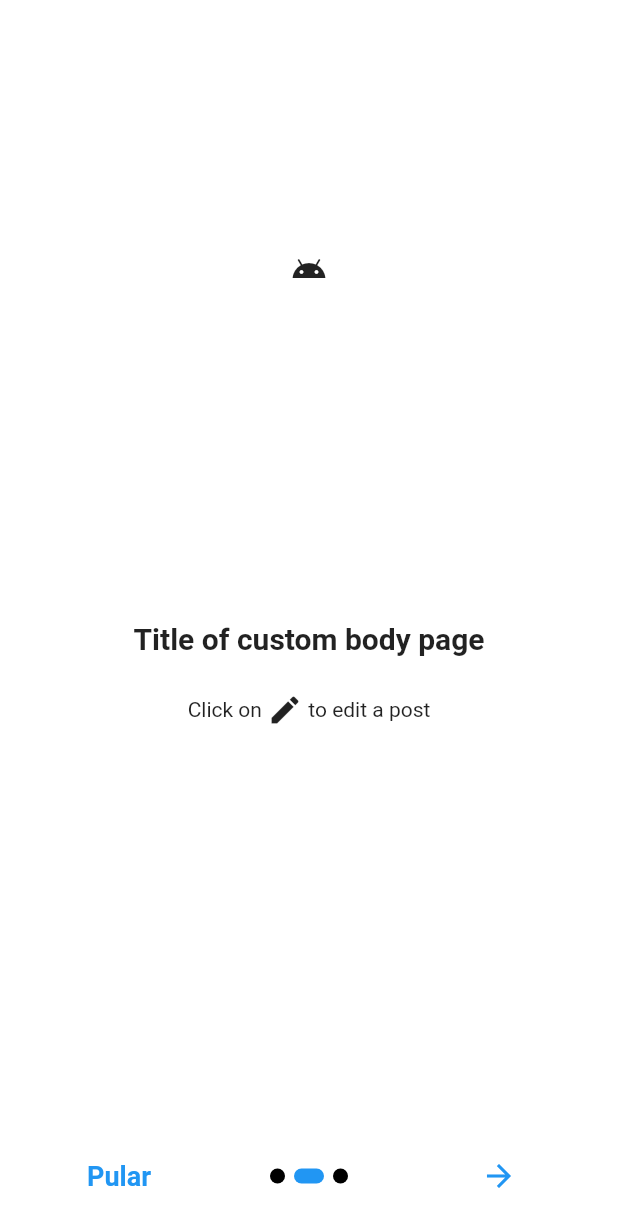
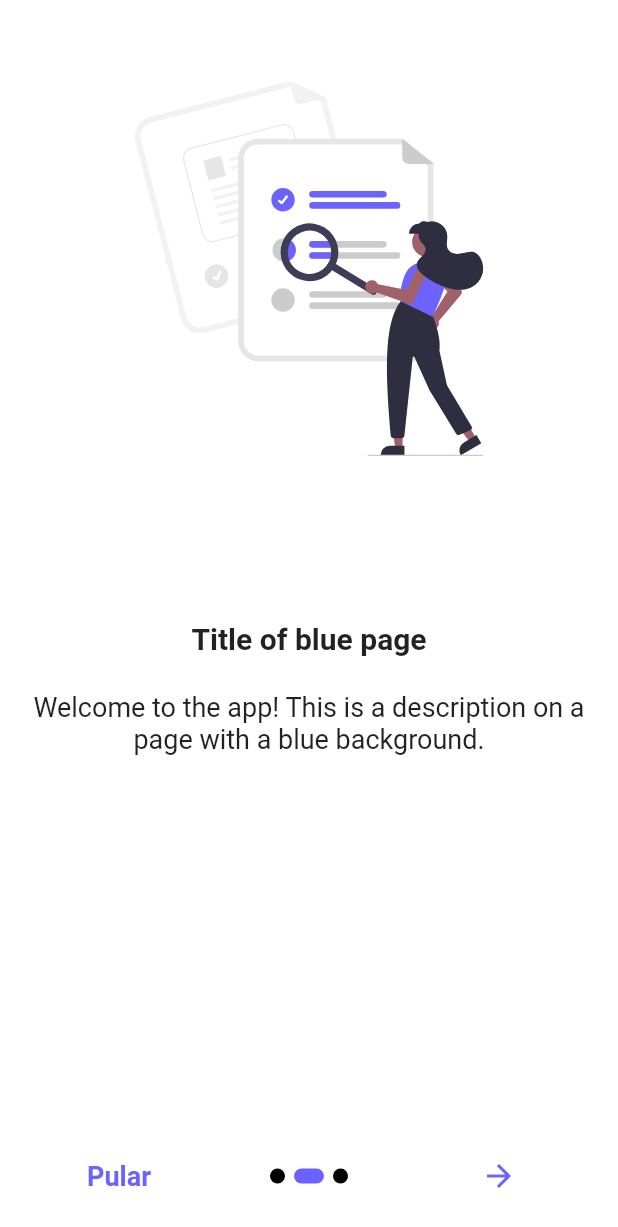
Before and after one commit to YanGraim/login, a Flutter app: the screen it shows after launch, after a tap on the "arrow forward" icon, on a phone screen of 412 x 824 dp. Shown: the top 1227 px of the screen. Run offline on Flutter 3.47's test engine with Material 2 defaults, Android fonts, the phone set to English and light mode, and no system bars; drawn by our look-alikes of introduction_screen; our stand-ins replace flutter_svg, get, get_storage.

```diff
--- a/lib/app/modules/intro/Intro_controller.dart
+++ /dev/null
@@ -1,3 +0,0 @@
-import 'package:get/get.dart';
-
-import 'Intro_controller.dart';
--- a/lib/app/modules/intro/IntroScreen.dart
+++ b/lib/app/modules/intro_screen/intro_page.dart
@@ -1,12 +1,13 @@
 import 'package:flutter/material.dart';
 
+import 'package:flutter_svg/flutter_svg.dart';
 import 'package:get/get.dart';
 import 'package:introduction_screen/introduction_screen.dart';
 
-import 'package:login/app/modules/login/LoginScreen.dart';
+import 'package:login/app/modules/login_screen/login_page.dart';
 
-class Intro extends StatelessWidget {
-  const Intro({super.key});
+class IntroPage extends StatelessWidget {
+  const IntroPage({super.key});
 
   @override
   Widget build(BuildContext context) {
@@ -17,49 +18,50 @@ class Intro extends StatelessWidget {
           scrollPhysics: const BouncingScrollPhysics(),
           pages: [
             PageViewModel(
-              title: "Title of orange text and bold page",
-              body: "This is a description on a page with an orange title and bold, big body.",
-              image: const Center(
-                child: Text("👋", style: TextStyle(fontSize: 100.0)),
+              title: "Title of blue page",
+              body: "Welcome to the app! This is a description on a page with a blue background.",
+              image: Center(
+                child: SvgPicture.asset(
+                  "assets/location.svg",
+                  height: 250,
+                ),
               ),
               decoration: const PageDecoration(
-                titleTextStyle: TextStyle(color: Colors.black),
-                bodyTextStyle: TextStyle(fontWeight: FontWeight.w700, fontSize: 20.0),
+                pageColor: Colors.white,
               ),
             ),
             PageViewModel(
-              title: "Title of custom body page",
-              bodyWidget: const Row(
-                mainAxisAlignment: MainAxisAlignment.center,
-                children: [
-                  Text("Click on "),
-                  Icon(Icons.edit),
-                  Text(" to edit a post"),
-                ],
+              title: "Title of blue page",
+              body: "Welcome to the app! This is a description on a page with a blue background.",
+              image: Center(
+                child: SvgPicture.asset(
+                  "assets/searching.svg",
+                  height: 250,
+                ),
               ),
-              image: const Center(child: Icon(Icons.android)),
+              decoration: const PageDecoration(
+                pageColor: Colors.white,
+              ),
             ),
             PageViewModel(
-              titleWidget: const Text(
-                "TWINS WMS",
-                style: TextStyle(
-                  fontSize: 30,
-                  fontWeight: FontWeight.bold,
+              title: "Title of blue page",
+              body: "Welcome to the app! This is a description on a page with a blue background.",
+              image: Center(
+                child: SvgPicture.asset(
+                  "assets/camera.svg",
+                  height: 250,
                 ),
               ),
-              body: "Escreva mais descrições da pagina. Escreva mais descrições da pagina.",
-              image: Image.asset(
-                "assets/1.png",
-                height: 400,
-                width: 400,
+              decoration: const PageDecoration(
+                pageColor: Colors.white,
               ),
             ),
           ],
           onDone: () {
-            Get.to(const Login());
+            Get.to(LoginPage());
           },
           onSkip: () {
-            Get.to(const Login());
+            Get.to(LoginPage());
           },
           showSkipButton: true,
           skip: const Text(
@@ -67,26 +69,26 @@ class Intro extends StatelessWidget {
             style: TextStyle(
               fontWeight: FontWeight.bold,
               fontSize: 18,
-              color: Colors.blue,
+              color: Color(0xFF6C63FF),
             ),
           ),
           next: const Icon(
             Icons.arrow_forward,
-            color: Colors.blue,
+            color: Color(0xFF6C63FF),
           ),
           done: const Text(
             "Pronto",
             style: TextStyle(
               fontWeight: FontWeight.bold,
               fontSize: 18,
-              color: Colors.blue,
+              color: Color(0xFF6C63FF),
             ),
           ),
           dotsDecorator: DotsDecorator(
             size: const Size.square(10),
             activeSize: const Size(20.0, 10.0),
             color: Colors.black,
-            activeColor: Colors.blue,
+            activeColor: const Color(0xFF6C63FF),
             spacing: const EdgeInsets.symmetric(horizontal: 3.0),
             activeShape: RoundedRectangleBorder(borderRadius: BorderRadius.circular(25)),
           ),
--- a/lib/app/modules/login/Login_binding.dart
+++ /dev/null
@@ -1 +0,0 @@
-import 'package:get/get.dart';
--- a/lib/app/routes/app_pages.dart
+++ b/lib/app/routes/app_pages.dart
@@ -1,18 +1,29 @@
 import 'package:get/get.dart';
 
-import 'package:login/app/modules/login/LoginScreen.dart';
+import '../modules/home_screen/Home_binding.dart';
+import '../modules/home_screen/home_page.dart';
+import '../modules/intro_screen/intro_binding.dart';
+import '../modules/intro_screen/intro_page.dart';
+import '../modules/login_screen/Login_binding.dart';
+import '../modules/login_screen/login_page.dart';
+
 part 'app_routes.dart';
 
 class AppPages {
   AppPages._();
-  static const initial = Routes.intro;
+  static get initial => Routes.intro;
 
   static final routes = [
-    GetPage(name: _Paths.intro, page: () => const IntroScreen(), binding: IntroBinding()),
+    GetPage(name: Routes.intro, page: () => const IntroPage(), binding: IntroBinding()),
     GetPage(
-      name: _Paths.login,
-      page: () => LoginScreen(),
+      name: Routes.login,
+      page: () => LoginPage(),
       binding: LoginBinding(),
+    ),
+    GetPage(
+      name: Routes.home,
+      page: () => const HomePage(),
+      binding: HomeBinding(),
     )
   ];
 }
--- a/lib/app/routes/app_routes.dart
+++ b/lib/app/routes/app_routes.dart
@@ -2,12 +2,14 @@ part of 'app_pages.dart';
 
 abstract class Routes {
   Routes._();
+  static const home = _Paths.home;
   static const intro = _Paths.intro;
   static const login = _Paths.login;
 }
 
 abstract class _Paths {
   _Paths._();
+  static const home = '/home';
   static const intro = '/intro';
   static const login = '/login';
 }
--- a/lib/main.dart
+++ b/lib/main.dart
@@ -3,41 +3,25 @@ import 'package:flutter/material.dart';
 import 'package:get/get.dart';
 import 'package:get_storage/get_storage.dart';
 
-import 'package:login/app/modules/intro/IntroScreen.dart';
+import 'package:login/app/modules/intro_screen/intro_page.dart';
+import 'package:login/app/modules/login_screen/login_page.dart';
 
-final sp = GetStorage();
 void main() async {
   await GetStorage.init();
-  runApp(const GetMaterialApp(
-    home: Intro(),
-  ));
+  final box = GetStorage();
+  box.remove("is_intro");
+  bool sp = box.read("is_intro") ?? false;
+  if (sp) {
+    runApp(GetMaterialApp(debugShowCheckedModeBanner: false, home: LoginPage()));
+  } else {
+    box.write("is_intro", true);
+    runApp(const GetMaterialApp(debugShowCheckedModeBanner: false, home: IntroPage()));
+  }
 }
 
 
+// void main() async {
+//   await GetStorage.init();
+//   runApp(const GetMaterialApp(home: Intro()));
 
-
-
-// class TwinsWMS extends StatelessWidget {
-//   const TwinsWMS({super.key});
-
-//   @override
-//   Widget build(BuildContext context) {
-//     return MaterialApp(
-//       debugShowCheckedModeBanner: false,
-//       routes: {
-//         "/": (context) => Intro(),
-//         // "home": (context) => HomeScreen(),
-//       },
-//     );
-//   }
-// }
-
-
-
-
-// bool? _is_intro;
-//   _is_intro = prefs.read('is_intro');
-//   if ((_is_intro == false) || (_is_intro is empty)) {
-//     IntroScreen;
-//     prefs.write bool('is_intro', true);
-//   } else {
+//
--- a/pubspec.yaml
+++ b/pubspec.yaml
@@ -41,6 +41,7 @@ dependencies:
   get_storage: ^2.1.1
   footer: ^0.0.4
   binding: ^1.0.0
+  flutter_svg: ^2.0.4
 
 
 dev_dependencies:
@@ -54,8 +55,8 @@ dev_dependencies:
 flutter_native_splash:
   image: "assets/splash_light.png"
   color: "#87CEEB"
-  image_dark: "assets/splash_dark.png"
-  color_dark: "#708090"
+  # image_dark: "assets/splash_dark.png"
+  # color_dark: "#708090"
   ios: true
   android: true
 
```
Also changed, not shown: lib/app/modules/home_screen/home_binding.dart (added, +12 -0 lines), lib/app/modules/home_screen/home_controller.dart (added, +24 -0 lines), lib/app/modules/home_screen/home_page.dart (added, +33 -0 lines), lib/app/modules/intro_screen/intro_controller.dart (added, +7 -0 lines), lib/app/modules/login/Login_controller.dart (deleted, +0 -21 lines), lib/app/modules/login_screen/login_binding.dart (added, +12 -0 lines), lib/app/modules/login_screen/login_controller.dart (added, +7 -0 lines), lib/app/modules/login_screen/login_page.dart (renamed from lib/app/modules/login/LoginScreen.dart, +6 -10 lines), assets/camera.svg (added), assets/location.svg (added), assets/searching.svg (added), lib/app/modules/intro_screen/intro_binding.dart (renamed from lib/app/modules/intro/Intro_binding.dart), pubspec.lock, 20 other files.
